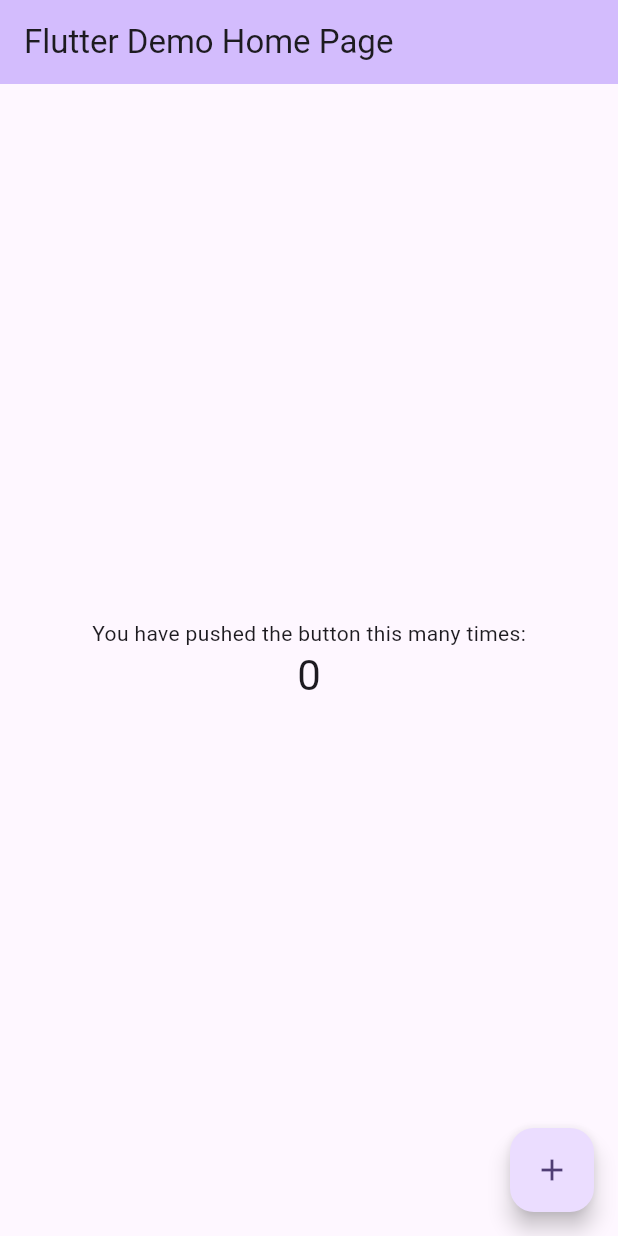
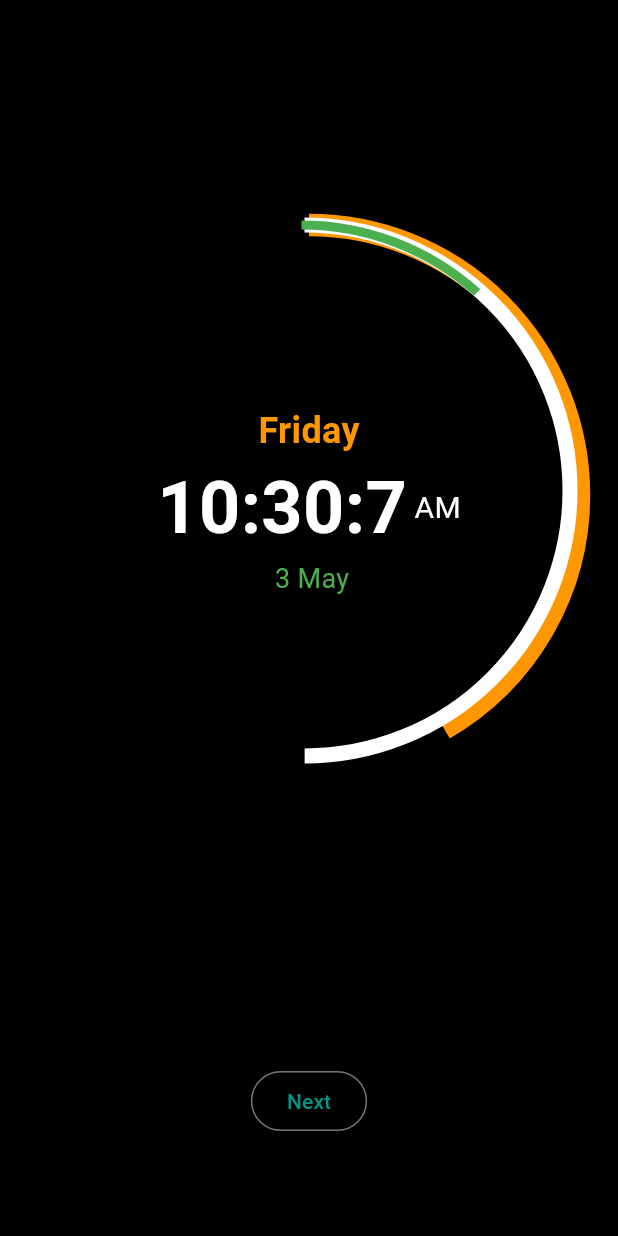
Before and after one commit to harshdusane2103/timer_daily_ui, a Flutter app: the screen it shows after launch, on a phone screen of 412 x 824 dp. Run offline on Flutter 3.47's test engine with Material 3 defaults, Android fonts, the phone set to English and light mode, and no system bars; missing offline and left inert: dart:ffi.

Commit message:
Merge remote-tracking branch 'origin/master'

```diff
--- a/lib/main.dart
+++ b/lib/main.dart
@@ -1,4 +1,7 @@
 import 'package:flutter/material.dart';
+import 'package:timer_daily_ui/timer_app/aenalog.dart';
+import 'package:timer_daily_ui/timer_app/degital_clock.dart';
+import 'package:timer_daily_ui/timer_app/strap_watch.dart';
 
 void main() {
   runApp(const MyApp());
@@ -11,115 +14,12 @@
   @override
   Widget build(BuildContext context) {
     return MaterialApp(
-      title: 'Flutter Demo',
-      theme: ThemeData(
-        // This is the theme of your application.
-        //
-        // TRY THIS: Try running your application with "flutter run". You'll see
-        // the application has a purple toolbar. Then, without quitting the app,
-        // try changing the seedColor in the colorScheme below to Colors.green
-        // and then invoke "hot reload" (save your changes or press the "hot
-        // reload" button in a Flutter-supported IDE, or press "r" if you used
-        // the command line to start the app).
-        //
-        // Notice that the counter didn't reset back to zero; the application
-        // state is not lost during the reload. To reset the state, use hot
-        // restart instead.
-        //
-        // This works for code too, not just values: Most code changes can be
-        // tested with just a hot reload.
-        colorScheme: ColorScheme.fromSeed(seedColor: Colors.deepPurple),
-        useMaterial3: true,
-      ),
-      home: const MyHomePage(title: 'Flutter Demo Home Page'),
+      debugShowCheckedModeBanner: false,
+      routes: {
+        '/':(context)=>strapScreen(),
+        '/de':(context)=>degitalScreen(),
+        '/aena':(context)=>aenlogscreen(),
+      },
     );
   }
 }
-
-class MyHomePage extends StatefulWidget {
-  const MyHomePage({super.key, required this.title});
-
-  // This widget is the home page of your application. It is stateful, meaning
-  // that it has a State object (defined below) that contains fields that affect
-  // how it looks.
-
-  // This class is the configuration for the state. It holds the values (in this
-  // case the title) provided by the parent (in this case the App widget) and
-  // used by the build method of the State. Fields in a Widget subclass are
-  // always marked "final".
-
-  final String title;
-
-  @override
-  State<MyHomePage> createState() => _MyHomePageState();
-}
-
-class _MyHomePageState extends State<MyHomePage> {
-  int _counter = 0;
-
-  void _incrementCounter() {
-    setState(() {
-      // This call to setState tells the Flutter framework that something has
-      // changed in this State, which causes it to rerun the build method below
-      // so that the display can reflect the updated values. If we changed
-      // _counter without calling setState(), then the build method would not be
-      // called again, and so nothing would appear to happen.
-      _counter++;
-    });
-  }
-
-  @override
-  Widget build(BuildContext context) {
-    // This method is rerun every time setState is called, for instance as done
-    // by the _incrementCounter method above.
-    //
-    // The Flutter framework has been optimized to make rerunning build methods
-    // fast, so that you can just rebuild anything that needs updating rather
-    // than having to individually change instances of widgets.
-    return Scaffold(
-      appBar: AppBar(
-        // TRY THIS: Try changing the color here to a specific color (to
-        // Colors.amber, perhaps?) and trigger a hot reload to see the AppBar
-        // change color while the other colors stay the same.
-        backgroundColor: Theme.of(context).colorScheme.inversePrimary,
-        // Here we take the value from the MyHomePage object that was created by
-        // the App.build method, and use it to set our appbar title.
-        title: Text(widget.title),
-      ),
-      body: Center(
-        // Center is a layout widget. It takes a single child and positions it
-        // in the middle of the parent.
-        child: Column(
-          // Column is also a layout widget. It takes a list of children and
-          // arranges them vertically. By default, it sizes itself to fit its
-          // children horizontally, and tries to be as tall as its parent.
-          //
-          // Column has various properties to control how it sizes itself and
-          // how it positions its children. Here we use mainAxisAlignment to
-          // center the children vertically; the main axis here is the vertical
-          // axis because Columns are vertical (the cross axis would be
-          // horizontal).
-          //
-          // TRY THIS: Invoke "debug painting" (choose the "Toggle Debug Paint"
-          // action in the IDE, or press "p" in the console), to see the
-          // wireframe for each widget.
-          mainAxisAlignment: MainAxisAlignment.center,
-          children: <Widget>[
-            const Text(
-              'You have pushed the button this many times:',
-            ),
-            Text(
-              '$_counter',
-              style: Theme.of(context).textTheme.headlineMedium,
-            ),
-          ],
-        ),
-      ),
-      floatingActionButton: FloatingActionButton(
-        onPressed: _incrementCounter,
-        tooltip: 'Increment',
-        child: const Icon(Icons.add),
-      ), // This trailing comma makes auto-formatting nicer for build methods.
-    );
-  }
-}
--- /dev/null
+++ b/lib/timer_app/strap_watch.dart
@@ -0,0 +1,196 @@
+import 'dart:async';
+
+import 'package:flutter/cupertino.dart';
+import 'package:flutter/material.dart';
+import 'package:flutter/painting.dart';
+import 'package:flutter/widgets.dart';
+
+import '../utils/global.dart';
+class strapScreen extends StatefulWidget {
+  const strapScreen({super.key});
+
+  @override
+  State<strapScreen> createState() => _strapScreenState();
+}
+
+class _strapScreenState extends State<strapScreen> {
+  @override
+  Widget build(BuildContext context) {
+    Timer.periodic(Duration(seconds: 1), (timer) {
+      setState(() {
+        switch (dateTime.weekday) {
+          case 1:
+            Day = 'Monday';
+            break;
+          case 2:
+            Day = 'Tuesday';
+            break;
+          case 3:
+            Day = 'Wednesday';
+            break;
+          case 4:
+            Day = 'Thursday';
+            break;
+          case 5:
+            Day = 'Friday';
+            break;
+          case 6:
+            Day = 'Saturday';
+            break;
+          case 7:
+            Day = 'Sunday';
+        }
+        switch (dateTime.month) {
+          case 1:
+            Month = 'Jaun';
+            break;
+          case 2:
+            Month = 'Feb';
+            break;
+          case 3:
+            Month = 'Mar';
+            break;
+          case 4:
+            Month = 'Apr';
+            break;
+          case 5:
+            Month = 'May';
+            break;
+          case 6:
+            Month = 'Jan';
+            break;
+          case 7:
+            Month = 'July';
+          case 8:
+            Month = 'Aug';
+            break;
+          case 9:
+            Month = 'Sept';
+            break;
+          case 10:
+            Month = 'Oct';
+            break;
+          case 11:
+            Month = 'Nev';
+            break;
+          case 12:
+            Month = 'Dec';
+            break;
+        }
+
+        dateTime = DateTime.now();
+      });
+    });
+    return SafeArea(child: Scaffold(
+      backgroundColor: Colors.black,
+      body: Column(
+        children: [
+          SizedBox(height: 150,),
+
+          Align(
+            alignment: Alignment.center,
+            child: Stack(
+              children:[
+                 SizedBox(
+                   height: 360,
+                   width: 360,
+                   child: CircularProgressIndicator(
+                     strokeWidth:15,
+                     color: Colors.orange,
+                     value:dateTime.hour/24 ,
+                   ),
+                 ),
+                 SizedBox(
+                   height: 354,
+                   width: 354,
+                   child: CircularProgressIndicator(
+                     strokeWidth:10,
+                     color: Colors.white,
+                     value:dateTime.minute/60 ,
+                   ),
+                 ),
+
+                 SizedBox(
+                   height: 350,
+                   width: 350,
+                   child: CircularProgressIndicator(
+                     strokeWidth: 6,
+                     color: Colors.green,
+                     value:dateTime.second/60 ,
+                   ),
+                 ),
+                Container(
+
+                  height: 360,
+                  width: 360,
+                  decoration: BoxDecoration(
+                      shape: BoxShape.circle,
+
+                      // border:Border.all(color: Colors.white,width: 4)
+
+                  ),
+                  alignment: Alignment.center,
+                  child: Container(
+                    margin: EdgeInsets.only(top:80),
+                    height: 200,
+                    width: 250,
+                    // color: Colors.black12,
+                    // ${dateTime.day}/${dateTime.month}/${dateTime.year}
+                    child: Column(children: [
+                      Text(
+                        '$Day',
+                        style: TextStyle(color: Colors.orange, fontWeight:FontWeight.bold,fontSize: 24),
+                      ),
+                      Row(
+                        mainAxisAlignment: MainAxisAlignment.center,
+                        children: [
+                          Text(
+                            '${(dateTime.hour > 12) ? ((dateTime.hour % 12) > 9) ? dateTime.hour % 12 : ('0${dateTime.hour % 12}') : dateTime.hour}:'
+                                '${(dateTime.minute > 9) ? dateTime.minute : ('0${dateTime.minute}')}:${(dateTime.second)}',
+                            style: const TextStyle(
+                                fontSize: 48,
+                                fontWeight: FontWeight.bold,
+                                color: Colors.white),
+                          ),
+                          SizedBox(
+                            width: 5,
+                          ),
+                          Text(
+                            '${(dateTime.hour >= 12) ? 'PM' : 'AM'}',
+                            style: TextStyle(fontSize: 20, color: Colors.white),
+                          ),
+                        ],
+                      ),
+                      Row(
+                        mainAxisAlignment: MainAxisAlignment.center,
+                        children: [
+
+                          SizedBox(
+                            width: 4,
+                          ),
+                          Text(
+                            '${dateTime.day} ${Month}',
+                            style: TextStyle(fontSize: 18, color: Colors.green),
+                          )
+                        ],
+                      ),
+                    ]),
+                  ),
+                ),
+
+                  ]
+              ),
+          ),
+          SizedBox(height: 200,),
+          OutlinedButton(onPressed: () {
+            Navigator.of(context).pushNamed('/de');
+
+          }, child:Text('Next',style:TextStyle(color: Colors.teal),)),
+
+        ],
+      ),
+    )
+
+    );
+  }
+}
--- a/pubspec.yaml
+++ b/pubspec.yaml
@@ -46,6 +46,7 @@ dev_dependencies:
   # package. See that file for information about deactivating specific lint
   # rules and activating additional ones.
   flutter_lints: ^3.0.0
+  marquee_widget: ^1.2.0
 
 # For information on the generic Dart part of this file, see the
 # following page: https://dart.dev/tools/pub/pubspec
```
Also changed, not shown: lib/5.3_task/clock_digtal.dart (+16 -15 lines), lib/timer_app/aenalog.dart (added, +121 -0 lines), lib/timer_app/degital_clock.dart (added, +171 -0 lines), lib/utils/global.dart (+5 -5 lines), page1.png (added), page2.png (added), page3.png (added), pubspec.lock.
